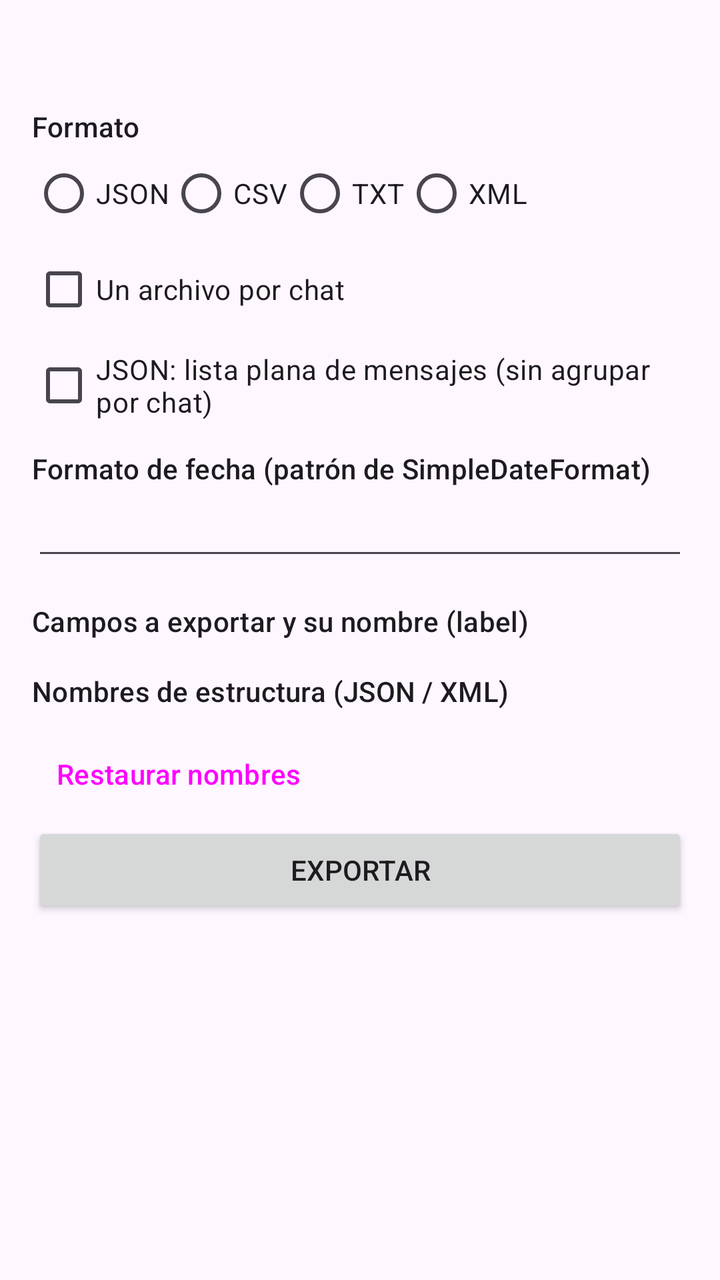
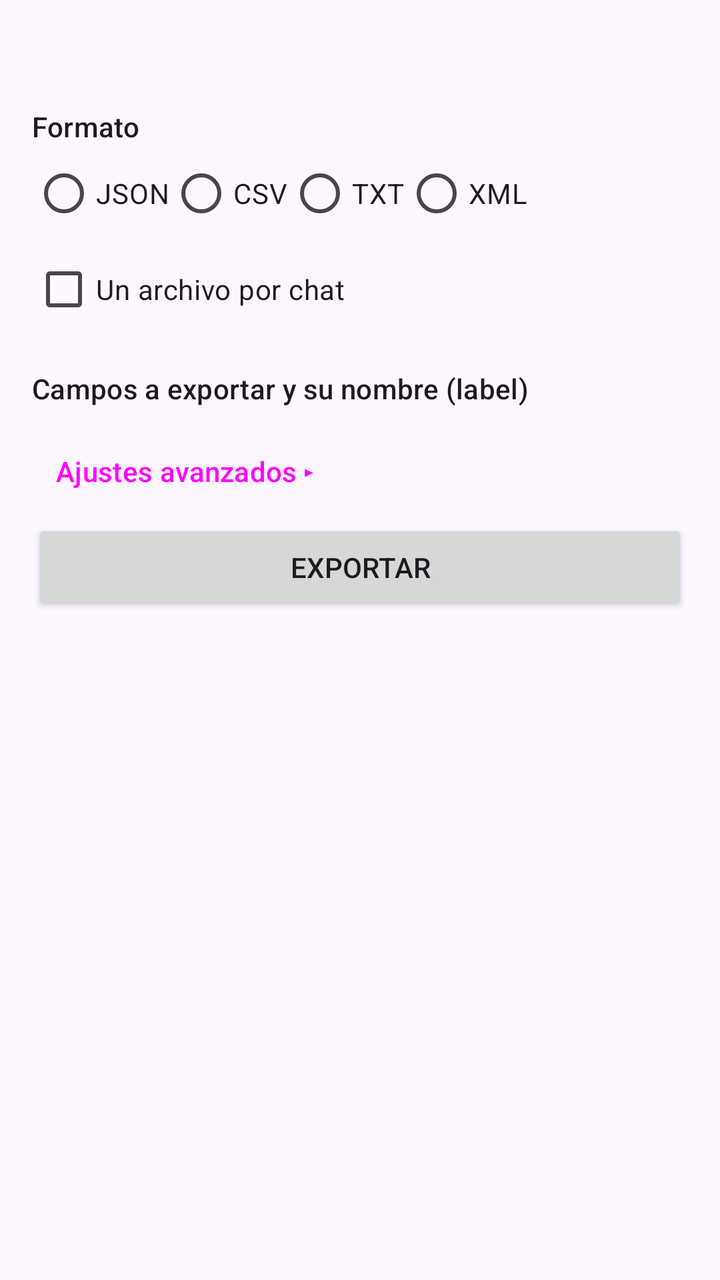

Two renders of the same Android screen: before a commit and after it. Below are the layout's source before the change and the commit's diff.
<!-- AndroidManifest.xml: application theme Theme.SmsExporter -->
<!-- res/layout/activity_export.xml -->
<?xml version="1.0" encoding="utf-8"?>
<ScrollView xmlns:android="http://schemas.android.com/apk/res/android"
    android:layout_width="match_parent"
    android:layout_height="match_parent"
    android:fillViewport="true">

    <LinearLayout
        android:layout_width="match_parent"
        android:layout_height="wrap_content"
        android:orientation="vertical"
        android:padding="16dp">

        <TextView
            android:id="@+id/summary"
            android:layout_width="match_parent"
            android:layout_height="wrap_content"
            android:textAppearance="?attr/textAppearanceTitleMedium" />

        <TextView
            android:layout_width="wrap_content"
            android:layout_height="wrap_content"
            android:layout_marginTop="16dp"
            android:text="@string/format"
            android:textAppearance="?attr/textAppearanceLabelLarge" />

        <RadioGroup
            android:id="@+id/format"
            android:layout_width="match_parent"
            android:layout_height="wrap_content"
            android:orientation="horizontal">

            <RadioButton
                android:id="@+id/fmt_json"
                android:layout_width="wrap_content"
                android:layout_height="wrap_content"
                android:text="JSON" />

            <RadioButton
                android:id="@+id/fmt_csv"
                android:layout_width="wrap_content"
                android:layout_height="wrap_content"
                android:text="CSV" />

            <RadioButton
                android:id="@+id/fmt_txt"
                android:layout_width="wrap_content"
                android:layout_height="wrap_content"
                android:text="TXT" />

            <RadioButton
                android:id="@+id/fmt_xml"
                android:layout_width="wrap_content"
                android:layout_height="wrap_content"
                android:text="XML" />
        </RadioGroup>

        <CheckBox
            android:id="@+id/per_chat"
            android:layout_width="match_parent"
            android:layout_height="wrap_content"
            android:text="@string/per_chat" />

        <CheckBox
            android:id="@+id/json_flat"
            android:layout_width="match_parent"
            android:layout_height="wrap_content"
            android:text="@string/json_flat" />

        <TextView
            android:layout_width="wrap_content"
            android:layout_height="wrap_content"
            android:layout_marginTop="8dp"
            android:text="@string/date_pattern"
            android:textAppearance="?attr/textAppearanceLabelLarge" />

        <EditText
            android:id="@+id/date_pattern"
            android:layout_width="match_parent"
            android:layout_height="wrap_content"
            android:importantForAutofill="no"
            android:inputType="textNoSuggestions"
            android:maxLines="1" />

        <TextView
            android:layout_width="wrap_content"
            android:layout_height="wrap_content"
            android:layout_marginTop="16dp"
            android:text="@string/fields_title"
            android:textAppearance="?attr/textAppearanceLabelLarge" />

        <LinearLayout
            android:id="@+id/fields"
            android:layout_width="match_parent"
            android:layout_height="wrap_content"
            android:orientation="vertical" />

        <TextView
            android:layout_width="wrap_content"
            android:layout_height="wrap_content"
            android:layout_marginTop="16dp"
            android:text="@string/struct_title"
            android:textAppearance="?attr/textAppearanceLabelLarge" />

        <LinearLayout
            android:id="@+id/structure"
            android:layout_width="match_parent"
            android:layout_height="wrap_content"
            android:orientation="vertical" />

        <Button
            android:id="@+id/reset"
            style="@style/Widget.App.Button.Text"
            android:layout_width="wrap_content"
            android:layout_height="wrap_content"
            android:layout_marginTop="8dp"
            android:text="@string/reset_labels" />

        <Button
            android:id="@+id/export"
            android:layout_width="match_parent"
            android:layout_height="wrap_content"
            android:text="@string/export" />

        <LinearLayout
            android:id="@+id/progress_box"
            android:layout_width="match_parent"
            android:layout_height="wrap_content"
            android:layout_marginTop="12dp"
            android:orientation="vertical"
            android:visibility="gone">

            <ProgressBar
                android:id="@+id/progress"
                style="?android:attr/progressBarStyleHorizontal"
                android:layout_width="match_parent"
                android:layout_height="wrap_content" />

            <TextView
                android:id="@+id/progress_text"
                android:layout_width="match_parent"
                android:layout_height="wrap_content" />

            <Button
                android:id="@+id/cancel"
                style="@style/Widget.App.Button.Outlined"
                android:layout_width="wrap_content"
                android:layout_height="wrap_content"
                android:text="@string/cancel" />
        </LinearLayout>

        <TextView
            android:id="@+id/result"
            android:layout_width="match_parent"
            android:layout_height="wrap_content"
            android:layout_marginTop="12dp"
            android:textIsSelectable="true" />
    </LinearLayout>
</ScrollView>
<!-- resources referenced by this layout -->
<resources>
  <string name="cancel">Cancelar</string>
  <string name="date_pattern">Formato de fecha (patrón de SimpleDateFormat)</string>
  <string name="export">Exportar</string>
  <string name="fields_title">Campos a exportar y su nombre (label)</string>
  <string name="format">Formato</string>
  <string name="json_flat">JSON: lista plana de mensajes (sin agrupar por chat)</string>
  <string name="per_chat">Un archivo por chat</string>
  <string name="reset_labels">Restaurar nombres</string>
  <string name="struct_title">Nombres de estructura (JSON / XML)</string>
  <style name="Widget.App.Button.Outlined" parent="Widget.Material3.Button.OutlinedButton">
          <item name="shapeAppearanceOverlay">@style/ShapeAppearanceOverlay.App.Square</item>
      </style>
  <style name="Widget.App.Button.Text" parent="Widget.Material3.Button.TextButton">
          <item name="shapeAppearanceOverlay">@style/ShapeAppearanceOverlay.App.Square</item>
      </style>
  <style name="Theme.SmsExporter" parent="Theme.Material3.DayNight">
          <item name="colorPrimary">#0284C7</item>
          <item name="materialButtonStyle">@style/Widget.App.Button</item>
      </style>
  <style name="ShapeAppearanceOverlay.App.Square" parent="">
          <item name="cornerFamily">rounded</item>
          <item name="cornerSize">0dp</item>
      </style>
  <style name="Widget.App.Button" parent="Widget.Material3.Button">
          <item name="shapeAppearanceOverlay">@style/ShapeAppearanceOverlay.App.Square</item>
      </style>
</resources>

<!-- the commit's change to res/layout/activity_export.xml (unified diff, before → after) -->
@@ -60,26 +60,6 @@
             android:layout_height="wrap_content"
             android:text="@string/per_chat" />
 
-        <CheckBox
-            android:id="@+id/json_flat"
-            android:layout_width="match_parent"
-            android:layout_height="wrap_content"
-            android:text="@string/json_flat" />
-
-        <TextView
-            android:layout_width="wrap_content"
-            android:layout_height="wrap_content"
-            android:layout_marginTop="8dp"
-            android:text="@string/date_pattern"
-            android:textAppearance="?attr/textAppearanceLabelLarge" />
-
-        <EditText
-            android:id="@+id/date_pattern"
-            android:layout_width="match_parent"
-            android:layout_height="wrap_content"
-            android:importantForAutofill="no"
-            android:inputType="textNoSuggestions"
-            android:maxLines="1" />
 
         <TextView
             android:layout_width="wrap_content"
@@ -94,26 +74,78 @@
             android:layout_height="wrap_content"
             android:orientation="vertical" />
 
-        <TextView
-            android:layout_width="wrap_content"
+
+        <Button
+            android:id="@+id/advanced_toggle"
+            style="@style/Widget.App.Button.Text"
+            android:layout_width="match_parent"
             android:layout_height="wrap_content"
-            android:layout_marginTop="16dp"
-            android:text="@string/struct_title"
-            android:textAppearance="?attr/textAppearanceLabelLarge" />
+            android:layout_marginTop="8dp"
+            android:gravity="start|center_vertical"
+            android:text="@string/advanced_closed" />
 
         <LinearLayout
-            android:id="@+id/structure"
+            android:id="@+id/advanced"
             android:layout_width="match_parent"
             android:layout_height="wrap_content"
-            android:orientation="vertical" />
+            android:orientation="vertical"
+            android:visibility="gone">
 
-        <Button
-            android:id="@+id/reset"
-            style="@style/Widget.App.Button.Text"
-            android:layout_width="wrap_content"
-            android:layout_height="wrap_content"
-            android:layout_marginTop="8dp"
-            android:text="@string/reset_labels" />
+            <CheckBox
+                android:id="@+id/json_flat"
+                android:layout_width="match_parent"
+                android:layout_height="wrap_content"
+                android:text="@string/json_flat" />
+
+            <TextView
+                android:layout_width="wrap_content"
+                android:layout_height="wrap_content"
+                android:layout_marginTop="8dp"
+                android:text="@string/date_pattern"
+                android:textAppearance="?attr/textAppearanceLabelLarge" />
+
+            <EditText
+                android:id="@+id/date_pattern"
+                android:layout_width="match_parent"
+                android:layout_height="wrap_content"
+                android:importantForAutofill="no"
+                android:inputType="textNoSuggestions"
+                android:maxLines="1" />
+
+            <TextView
+                android:layout_width="wrap_content"
+                android:layout_height="wrap_content"
+                android:layout_marginTop="16dp"
+                android:text="@string/more_fields_title"
+                android:textAppearance="?attr/textAppearanceLabelLarge" />
+
+            <LinearLayout
+                android:id="@+id/fields_advanced"
+                android:layout_width="match_parent"
+                android:layout_height="wrap_content"
+                android:orientation="vertical" />
+
+            <TextView
+                android:layout_width="wrap_content"
+                android:layout_height="wrap_content"
+                android:layout_marginTop="16dp"
+                android:text="@string/struct_title"
+                android:textAppearance="?attr/textAppearanceLabelLarge" />
+
+            <LinearLayout
+                android:id="@+id/structure"
+                android:layout_width="match_parent"
+                android:layout_height="wrap_content"
+                android:orientation="vertical" />
+
+            <Button
+                android:id="@+id/reset"
+                style="@style/Widget.App.Button.Text"
+                android:layout_width="wrap_content"
+                android:layout_height="wrap_content"
+                android:layout_marginTop="8dp"
+                android:text="@string/reset_labels" />
+        </LinearLayout>
 
         <Button
             android:id="@+id/export"
<!-- resource entries referenced after the edit -->
@@ -1,11 +1,13 @@
 <!-- resources referenced by this layout -->
 <resources>
+  <string name="advanced_closed">Ajustes avanzados  ▸</string>
   <string name="cancel">Cancelar</string>
   <string name="date_pattern">Formato de fecha (patrón de SimpleDateFormat)</string>
   <string name="export">Exportar</string>
   <string name="fields_title">Campos a exportar y su nombre (label)</string>
   <string name="format">Formato</string>
   <string name="json_flat">JSON: lista plana de mensajes (sin agrupar por chat)</string>
+  <string name="more_fields_title">Más campos y su nombre (label)</string>
   <string name="per_chat">Un archivo por chat</string>
   <string name="reset_labels">Restaurar nombres</string>
   <string name="struct_title">Nombres de estructura (JSON / XML)</string>
